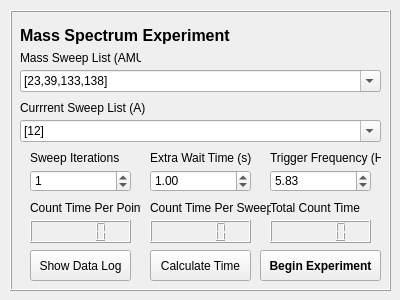
barium-project/barium, file lib/clients/gui/MassSpecExperiment_gui.ui: the form before one commit.
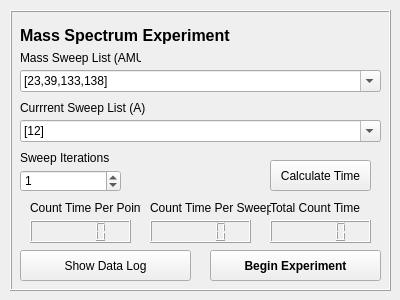
The form after the commit.

The edit to the form file:
```diff
--- a/lib/clients/gui/MassSpecExperiment_gui.ui
+++ b/lib/clients/gui/MassSpecExperiment_gui.ui
@@ -70,7 +70,7 @@
    <widget class="QSpinBox" name="ms_iterations_spinbox">
     <property name="geometry">
      <rect>
-      <x>20</x>
+      <x>10</x>
       <y>160</y>
       <width>101</width>
       <height>22</height>
@@ -80,19 +80,6 @@
      <number>1</number>
     </property>
    </widget>
-   <widget class="QLabel" name="label_19">
-    <property name="geometry">
-     <rect>
-      <x>140</x>
-      <y>140</y>
-      <width>101</width>
-      <height>16</height>
-     </rect>
-    </property>
-    <property name="text">
-     <string>Extra Wait Time (s)</string>
-    </property>
-   </widget>
    <widget class="QLabel" name="label_20">
     <property name="geometry">
      <rect>
@@ -106,19 +93,6 @@
      <string>Total Count Time</string>
     </property>
    </widget>
-   <widget class="QLabel" name="label_17">
-    <property name="geometry">
-     <rect>
-      <x>260</x>
-      <y>140</y>
-      <width>111</width>
-      <height>16</height>
-     </rect>
-    </property>
-    <property name="text">
-     <string>Trigger Frequency (Hz)</string>
-    </property>
-   </widget>
    <widget class="QComboBox" name="ms_mass_sweep_select">
     <property name="geometry">
      <rect>
@@ -163,9 +137,9 @@
    <widget class="QPushButton" name="ms_begin_experiment_button">
     <property name="geometry">
      <rect>
-      <x>250</x>
+      <x>200</x>
       <y>240</y>
-      <width>121</width>
+      <width>171</width>
       <height>31</height>
      </rect>
     </property>
@@ -188,8 +162,8 @@
    <widget class="QPushButton" name="ms_calculate_time_button">
     <property name="geometry">
      <rect>
-      <x>140</x>
-      <y>240</y>
+      <x>260</x>
+      <y>150</y>
       <width>101</width>
       <height>31</height>
      </rect>
@@ -201,25 +175,6 @@
      <string>Calculate Time</string>
     </property>
    </widget>
-   <widget class="QDoubleSpinBox" name="ms_wait_time_spinbox">
-    <property name="geometry">
-     <rect>
-      <x>140</x>
-      <y>160</y>
-      <width>101</width>
-      <height>22</height>
-     </rect>
-    </property>
-    <property name="maximum">
-     <double>5.000000000000000</double>
-    </property>
-    <property name="singleStep">
-     <double>0.100000000000000</double>
-    </property>
-    <property name="value">
-     <double>1.000000000000000</double>
-    </property>
-   </widget>
    <widget class="QLCDNumber" name="ms_total_count_time_lcd">
     <property name="geometry">
      <rect>
@@ -249,7 +204,7 @@
    <widget class="QLabel" name="label_21">
     <property name="geometry">
      <rect>
-      <x>20</x>
+      <x>10</x>
       <y>140</y>
       <width>91</width>
       <height>16</height>
@@ -259,25 +214,6 @@
      <string>Sweep Iterations</string>
     </property>
    </widget>
-   <widget class="QDoubleSpinBox" name="ms_trigger_frequency_spinbox">
-    <property name="geometry">
-     <rect>
-      <x>260</x>
-      <y>160</y>
-      <width>101</width>
-      <height>22</height>
-     </rect>
-    </property>
-    <property name="toolTip">
-     <string>The pulse frequency of the trigger input</string>
-    </property>
-    <property name="singleStep">
-     <double>0.010000000000000</double>
-    </property>
-    <property name="value">
-     <double>5.830000000000000</double>
-    </property>
-   </widget>
    <widget class="QLCDNumber" name="ms_count_time_per_sweep_lcd">
     <property name="geometry">
      <rect>
@@ -346,9 +282,9 @@
    <widget class="QPushButton" name="ms_show_data_log_button">
     <property name="geometry">
      <rect>
-      <x>20</x>
+      <x>10</x>
       <y>240</y>
-      <width>101</width>
+      <width>171</width>
       <height>31</height>
      </rect>
     </property>
```
